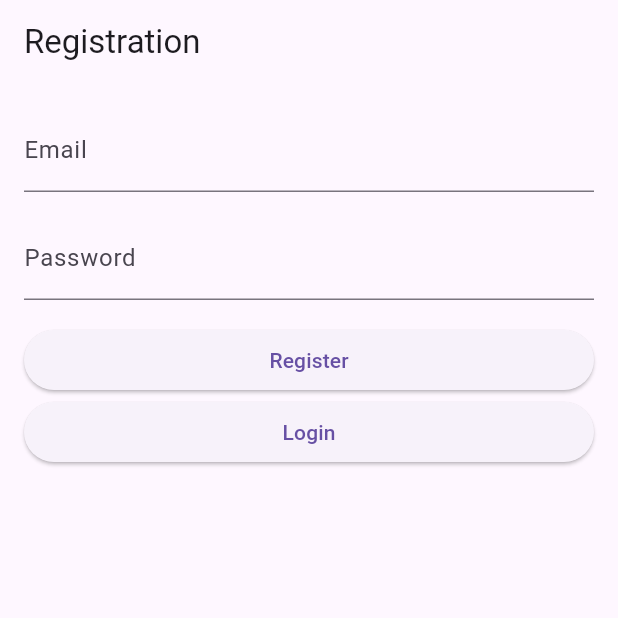
After one commit to jamesii-b/founder-flock, a Flutter app: the RegistrationPage screen opened by its route, after a tap on "Register", after a tap on "Login", after a tap on "Sign Up", on a phone screen of 412 x 824 dp, the top half of it. The commit adds this screen. Run offline on Flutter 3.47's test engine with Material 3 defaults, Android fonts, the light colour scheme and no system bars; our stand-ins replace connectivity, go_router, permission_handler, socket_io_client, swipe_cards; network calls fail.

Commit message:
Feat: added registration page

```diff
--- a/lib/router/app_router.dart
+++ b/lib/router/app_router.dart
@@ -2,6 +2,7 @@ import 'package:FounderFlock/provider/login_instance.dart';
 import 'package:FounderFlock/views/chat/chat_page.dart';
 import 'package:FounderFlock/views/login/login_page.dart';
 import 'package:FounderFlock/views/profile/profile_page.dart';
+import 'package:FounderFlock/views/registration/registration_page.dart';
 import 'package:flutter/material.dart';
 import 'package:go_router/go_router.dart';
 import 'package:provider/provider.dart';
@@ -12,7 +13,7 @@ class AppRouter {
         return const MaterialPage(
             child: Scaffold(body: Center(child: Text('Page not found'))));
       },
-      initialLocation: '/',
+      initialLocation: '/login',
       routes: [
         GoRoute(
           path: '/',
@@ -33,6 +34,12 @@ class AppRouter {
               const MaterialPage(child: LoginPage()),
         ),
         GoRoute(
+          name: 'signup',
+          path: '/signup',
+          pageBuilder: (context, state) =>
+              const MaterialPage(child: RegistrationPage()),
+        ),
+        GoRoute(
           name: 'chat',
           path: '/chat',
           pageBuilder: (context, state) => MaterialPage(child: ChatPage()),
--- a/lib/viewmodels/login_vm.dart
+++ b/lib/viewmodels/login_vm.dart
@@ -26,7 +26,7 @@ class LoginViewModel extends ChangeNotifier {
           'password': password,
         }),
       );
-      if (response.statusCode == 200) {
+      if (response.statusCode == 200)  {
         Map<String, dynamic> responseData = jsonDecode(response.body);
         Provider.of<UserProvider>(context, listen: false)
             .updateuID(responseData['_id']);
--- /dev/null
+++ b/lib/viewmodels/registration_vm.dart
@@ -0,0 +1,43 @@
+import 'dart:convert';
+import 'package:FounderFlock/main.dart';
+import 'package:flutter/material.dart';
+import 'package:http/http.dart' as http;
+
+class RegistrationResult {
+  final bool success;
+  final String? errorMessage;
+
+  RegistrationResult(this.success, {this.errorMessage});
+}
+
+class RegistrationViewModel extends ChangeNotifier {
+  Future<RegistrationResult> register(String email, String password) async {
+    try {
+      http.Response response = await http.post(
+        Uri.parse('$serverURL/api/register'),
+        headers: <String, String>{
+          'Content-Type': 'application/json; charset=UTF-8',
+        },
+        body: jsonEncode(<String, String>{
+          'email': email,
+          'password': password,
+        }),
+      );
+      if (response.statusCode == 200) {
+        return RegistrationResult(true);
+      } else if (response.statusCode == 300) {
+        return RegistrationResult(false,
+            errorMessage: 'Syntax error in registration request.');
+      } else if (response.statusCode == 500) {
+        return RegistrationResult(false,
+            errorMessage: 'Internal server error. Please try again later.');
+      } else {
+        return RegistrationResult(false,
+            errorMessage: 'An error occurred during registration.');
+      }
+    } catch (e) {
+      return RegistrationResult(false,
+          errorMessage: 'An error occurred during registration.');
+    }
+  }
+}
--- a/lib/views/login/login_page.dart
+++ b/lib/views/login/login_page.dart
@@ -39,7 +39,12 @@ class _LoginPageState extends State<LoginPage> {
             IconButton(
               icon: Icon(Icons.send),
               onPressed: _isLoading ? null : _performLogin,
-            )
+            ),
+              ElevatedButton(
+              onPressed: () {
+                GoRouter.of(context).go('/signup');
+              },
+              child: const Text('Sign Up'),),
           ],
         ),
       ),
--- /dev/null
+++ b/lib/views/registration/registration_page.dart
@@ -0,0 +1,92 @@
+import 'package:FounderFlock/viewmodels/registration_vm.dart';
+import 'package:flutter/material.dart';
+import 'package:go_router/go_router.dart';
+
+
+class RegistrationPage extends StatefulWidget {
+  const RegistrationPage({Key? key}) : super(key: key);
+
+  @override
+  State<RegistrationPage> createState() => _RegistrationPageState();
+}
+
+class _RegistrationPageState extends State<RegistrationPage> {
+  final TextEditingController _emailController = TextEditingController();
+  final TextEditingController _passwordController = TextEditingController();
+  bool _isLoading = false;
+
+  @override
+  Widget build(BuildContext context) {
+    return Scaffold(
+      appBar: AppBar(
+        title: Text('Registration'),
+      ),
+      body: _isLoading ? _buildLoadingIndicator() : _buildRegistrationForm(),
+    );
+  }
+
+  Widget _buildLoadingIndicator() {
+    return Center(
+      child: CircularProgressIndicator(),
+    );
+  }
+
+  Widget _buildRegistrationForm() {
+    return SingleChildScrollView(
+      padding: EdgeInsets.all(16.0),
+      child: Column(
+        crossAxisAlignment: CrossAxisAlignment.stretch,
+        children: [
+          TextField(
+            controller: _emailController,
+            decoration: InputDecoration(labelText: 'Email'),
+          ),
+          SizedBox(height: 16.0),
+          TextField(
+            controller: _passwordController,
+            decoration: InputDecoration(labelText: 'Password'),
+            obscureText: true,
+          ),
+          SizedBox(height: 16.0),
+          ElevatedButton(
+            onPressed: _performRegistration,
+            child: Text('Register'),
+          ),
+          ElevatedButton(
+              onPressed: () {
+                GoRouter.of(context).go('/login');
+              },
+              child: const Text('Login')),
+        ],
+      ),
+    );
+  }
+
+  Future<void> _performRegistration() async {
+    setState(() {
+      _isLoading = true;
+    });
+
+    final viewModel = RegistrationViewModel();
+    final result = await viewModel.register(
+        _emailController.text, _passwordController.text);
+
+    setState(() {
+      _isLoading = false;
+    });
+
+    if (result.success) {
+      GoRouter.of(context).go('/login');
+      // Registration successful, navigate to another page or show success message.
+    } else {
+      ScaffoldMessenger.of(context).showSnackBar(SnackBar(
+        content: Text("Registration failed: "),
+      ));
+      if (result.errorMessage != null) {
+        ScaffoldMessenger.of(context).showSnackBar(SnackBar(
+          content: Text(result.errorMessage!),
+        ));
+      }
+    }
+  }
+}
```
